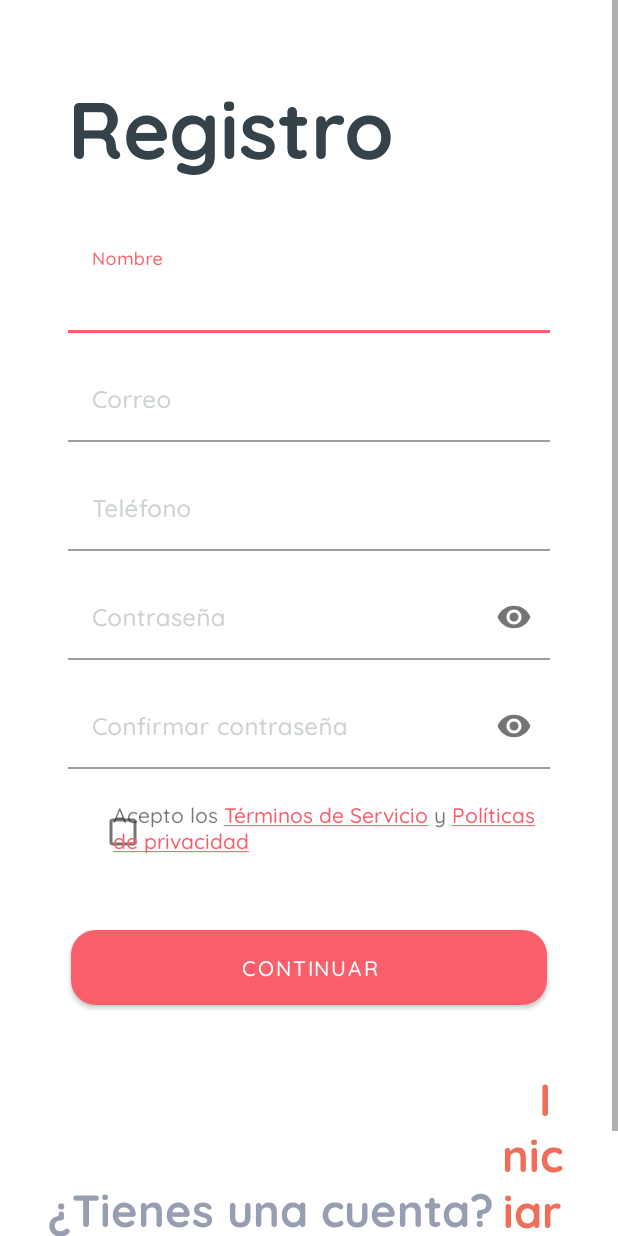
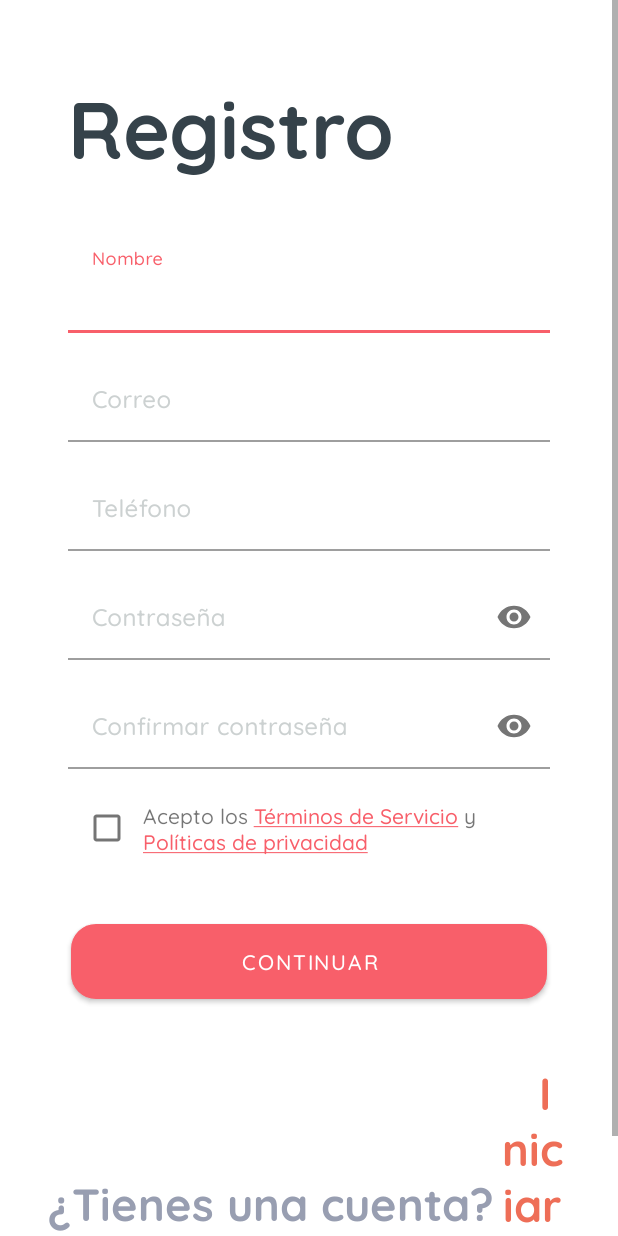
Before and after one commit to Franklin990314/PomoApp, an Android app: the RegistrationActivity screen opened directly, with no data from a screen before it, on a phone screen of 412 x 824 dp. Run offline under Robolectric (Android 15) with nearby library versions, the phone set to English and light mode, and no system bars; our stand-ins replace Firebase (no records; nobody signed in at launch, a user with empty details on screens opened directly).

Commit message:
Se soluciona conflictos de merge con develop

```diff
--- a/app/src/main/res/layout/activity_registration.xml
+++ b/app/src/main/res/layout/activity_registration.xml
@@ -171,23 +171,37 @@
 
         </com.google.android.material.textfield.TextInputLayout>
 
-        <CheckBox
-            android:id="@+id/checkBox"
-            android:layout_width="36dp"
-            android:layout_height="50dp"
-            android:layout_marginStart="@dimen/txt_margin_sides"
+        <LinearLayout
+            android:id="@+id/safsad"
+            android:layout_width="match_parent"
+            android:layout_height="wrap_content"
             android:layout_marginTop="@dimen/res_margin_top_txt"
+            android:layout_marginStart="@dimen/res_margin_top_txt"
             android:layout_marginEnd="@dimen/res_margin_top_txt"
-            android:fontFamily="@font/quicksand_medium"
-            android:layoutDirection="ltr"
-            android:textColor="@color/colorText"
-            android:textSize="@dimen/txt_size"
-            app:layout_constraintBottom_toBottomOf="parent"
-            app:layout_constraintEnd_toEndOf="parent"
-            app:layout_constraintHorizontal_bias="0.0"
-            app:layout_constraintStart_toStartOf="parent"
+            android:fontFamily="@font/quicksand_bold"
+            android:text="@string/have_an_account"
+            android:textColor="@color/colorTextLink"
             app:layout_constraintTop_toBottomOf="@+id/txtConfirmPasswordLayout"
-            app:layout_constraintVertical_bias="0.006" />
+            tools:ignore="MissingConstraints">
+
+            <CheckBox
+                android:id="@+id/checkBox"
+                android:layout_width="wrap_content"
+                android:layout_height="wrap_content"
+                android:fontFamily="@font/quicksand_medium"
+                android:layoutDirection="ltr"
+                android:textColor="@color/colorText" />
+
+            <TextView
+                android:id="@+id/textView3"
+                android:layout_width="wrap_content"
+                android:layout_height="match_parent"
+                android:fontFamily="@font/quicksand_medium"
+                android:gravity="center_vertical"
+                android:layoutDirection="ltr"
+                android:text="TextView" />
+
+        </LinearLayout>
 
         <Button
             android:id="@+id/btnLogin"
@@ -203,7 +217,7 @@
             app:layout_constraintBottom_toBottomOf="parent"
             app:layout_constraintEnd_toEndOf="parent"
             app:layout_constraintStart_toStartOf="parent"
-            app:layout_constraintTop_toBottomOf="@+id/checkBox"
+            app:layout_constraintTop_toBottomOf="@+id/safsad"
             app:layout_constraintVertical_bias="0.0" />
 
         <LinearLayout
@@ -240,21 +254,6 @@
 
         </LinearLayout>
 
-        <TextView
-            android:id="@+id/textView3"
-            android:layout_width="298dp"
-            android:layout_height="42dp"
-            android:layout_marginTop="20dp"
-            android:layout_marginEnd="@dimen/txt_margin_sides"
-            android:fontFamily="@font/quicksand_medium"
-            android:gravity="left"
-            android:layoutDirection="ltr"
-            android:text="TextView"
-            app:layout_constraintEnd_toEndOf="parent"
-            app:layout_constraintStart_toEndOf="@+id/checkBox"
-            app:layout_constraintTop_toBottomOf="@+id/txtConfirmPasswordLayout" />
-
-
     </androidx.constraintlayout.widget.ConstraintLayout>
 
 </ScrollView>
```
